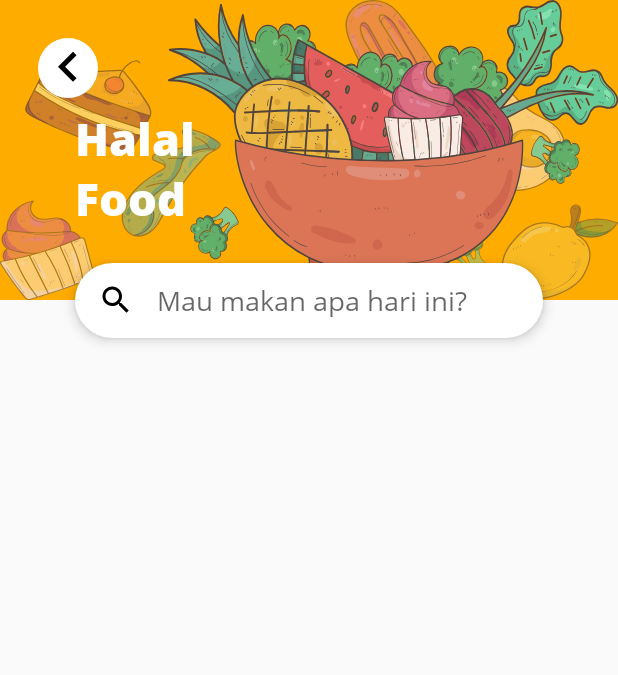
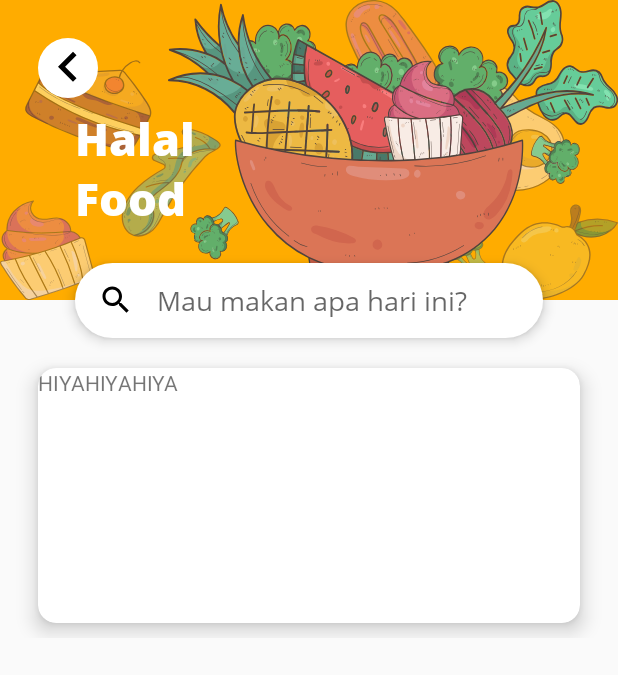
Before and after one commit to mumeapp/TrevuFinal, an Android app: the HalalFoodActivity screen opened directly, with no data from a screen before it, on a phone screen of 412 x 824 dp. Shown: the top 675 px of the screen. Run offline under Robolectric (Android 15) with nearby library versions, the phone set to English and light mode, and no system bars; our stand-ins replace Firebase (no records; nobody signed in at launch, a user with empty details on screens opened directly).

Commit message:
FIXED SHIIIIIIIIT

```diff
--- a/app/src/main/AndroidManifest.xml
+++ b/app/src/main/AndroidManifest.xml
@@ -22,6 +22,7 @@
         <activity android:name=".HalalFoodActivity" />
         <activity android:name=".RegisterActivity" />
         <activity android:name=".AddDictionary">
+
         </activity>
         <activity android:name=".DictionaryActivity" />
         <activity android:name=".LoginActivity">
--- a/app/src/main/java/com/remu/HalalFoodActivity.java
+++ b/app/src/main/java/com/remu/HalalFoodActivity.java
@@ -7,7 +7,6 @@ import android.view.View;
 import android.view.ViewGroup;
 import android.widget.ImageView;
 import android.widget.TextView;
-import android.widget.Toast;
 
 import androidx.annotation.NonNull;
 import androidx.appcompat.app.AppCompatActivity;
@@ -64,7 +63,6 @@ public class HalalFoodActivity extends AppCompatActivity {
 
                 String id = halalFood.getId();
 
-
                 halalFoodViewHolder.itemView.setOnClickListener(view -> {
                     Intent intent = new Intent(HalalFoodActivity.this, HalalFoodRestaurantActivity.class);
                     intent.putExtra(HalalFoodRestaurantActivity.id, id);
@@ -103,7 +101,7 @@ public class HalalFoodActivity extends AppCompatActivity {
     protected void onStop() {
         super.onStop();
         try {
-        firebaseRecyclerAdapter.stopListening();
+            firebaseRecyclerAdapter.stopListening();
         }catch (Exception e){
 
         }
--- a/app/src/main/java/com/remu/MosqueActivity.java
+++ b/app/src/main/java/com/remu/MosqueActivity.java
@@ -107,8 +107,8 @@ public class MosqueActivity extends SlideBackActivity implements OnMapReadyCallb
         mAdapter = new MosqueAdapter(mDataSet);
         listMasjid.setAdapter(mAdapter);
         listMasjid.setOnSnapListener(position -> {
+
         });
-
         setSlideBackDirection(SlideBackActivity.LEFT);
     }
 
--- a/app/src/main/res/layout/activity_halal_food.xml
+++ b/app/src/main/res/layout/activity_halal_food.xml
@@ -1,10 +1,16 @@
 <?xml version="1.0" encoding="utf-8"?>
-<LinearLayout xmlns:android="http://schemas.android.com/apk/res/android"
+<ScrollView xmlns:android="http://schemas.android.com/apk/res/android"
+    xmlns:app="http://schemas.android.com/apk/res-auto"
     xmlns:tools="http://schemas.android.com/tools"
     android:layout_width="match_parent"
     android:layout_height="match_parent"
     android:orientation="vertical"
     tools:context=".HalalFoodActivity">
+
+    <LinearLayout
+        android:layout_width="wrap_content"
+        android:layout_height="wrap_content"
+        android:orientation="vertical">
 
         <RelativeLayout
             android:layout_width="match_parent"
@@ -84,5 +90,24 @@
             android:layout_width="match_parent"
             android:layout_height="wrap_content" />
 
+        <androidx.cardview.widget.CardView
+            android:layout_width="match_parent"
+            android:layout_height="170dp"
+            android:layout_marginLeft="25dp"
+            android:layout_marginTop="10dp"
+            android:layout_marginRight="25dp"
+            android:layout_marginBottom="10dp"
+            android:orientation="vertical"
+            app:cardCornerRadius="12dp"
+            app:cardElevation="8dp">
+
+            <TextView
+                android:layout_width="wrap_content"
+                android:layout_height="wrap_content"
+                android:text="HIYAHIYAHIYA" />
+        </androidx.cardview.widget.CardView>
+
 
     </LinearLayout>
+
+</ScrollView>
```
Also changed, not shown: app/src/main/java/com/remu/DictionaryActivity.java (+0 -63 lines). Lines whose indentation alone changed are shown as unchanged.
